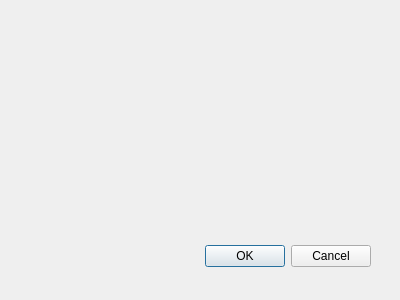
Qt form asdialog.ui (mikewomaster/lora) before a commit.
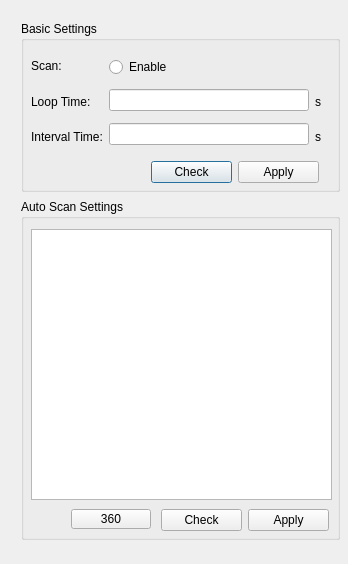
The same form after that commit.

What changed in the file:
```diff
--- a/asdialog.ui
+++ b/asdialog.ui
@@ -8,28 +8,213 @@
    <rect>
     <x>0</x>
     <y>0</y>
-    <width>400</width>
-    <height>300</height>
+    <width>348</width>
+    <height>564</height>
    </rect>
   </property>
   <property name="windowTitle">
    <string>Dialog</string>
   </property>
-  <widget class="QDialogButtonBox" name="buttonBox">
+  <widget class="QGroupBox" name="groupBox">
    <property name="geometry">
     <rect>
-     <x>30</x>
-     <y>240</y>
-     <width>341</width>
-     <height>32</height>
+     <x>21</x>
+     <y>21</y>
+     <width>319</width>
+     <height>171</height>
     </rect>
    </property>
-   <property name="orientation">
-    <enum>Qt::Horizontal</enum>
+   <property name="sizePolicy">
+    <sizepolicy hsizetype="Preferred" vsizetype="Preferred">
+     <horstretch>0</horstretch>
+     <verstretch>0</verstretch>
+    </sizepolicy>
    </property>
-   <property name="standardButtons">
-    <set>QDialogButtonBox::Cancel|QDialogButtonBox::Ok</set>
+   <property name="minimumSize">
+    <size>
+     <width>319</width>
+     <height>171</height>
+    </size>
    </property>
+   <property name="maximumSize">
+    <size>
+     <width>319</width>
+     <height>171</height>
+    </size>
+   </property>
+   <property name="title">
+    <string>Basic Settings</string>
+   </property>
+   <widget class="QWidget" name="layoutWidget">
+    <property name="geometry">
+     <rect>
+      <x>10</x>
+      <y>30</y>
+      <width>291</width>
+      <height>101</height>
+     </rect>
+    </property>
+    <layout class="QHBoxLayout" name="horizontalLayout">
+     <item>
+      <layout class="QVBoxLayout" name="verticalLayout_3">
+       <item>
+        <widget class="QLabel" name="label">
+         <property name="text">
+          <string>Scan:</string>
+         </property>
+        </widget>
+       </item>
+       <item>
+        <widget class="QLabel" name="label_2">
+         <property name="text">
+          <string>Loop Time:</string>
+         </property>
+        </widget>
+       </item>
+       <item>
+        <widget class="QLabel" name="label_3">
+         <property name="text">
+          <string>Interval Time:</string>
+         </property>
+        </widget>
+       </item>
+      </layout>
+     </item>
+     <item>
+      <layout class="QVBoxLayout" name="verticalLayout">
+       <item>
+        <widget class="QRadioButton" name="mapEnableRadioButton">
+         <property name="text">
+          <string>Enable</string>
+         </property>
+        </widget>
+       </item>
+       <item>
+        <widget class="QLineEdit" name="mapLoopLineEdit"/>
+       </item>
+       <item>
+        <widget class="QLineEdit" name="mapIntervalLineEdit"/>
+       </item>
+      </layout>
+     </item>
+     <item>
+      <layout class="QVBoxLayout" name="verticalLayout_2">
+       <item>
+        <widget class="QLabel" name="label_4">
+         <property name="text">
+          <string/>
+         </property>
+        </widget>
+       </item>
+       <item>
+        <widget class="QLabel" name="label_5">
+         <property name="text">
+          <string>s</string>
+         </property>
+        </widget>
+       </item>
+       <item>
+        <widget class="QLabel" name="label_6">
+         <property name="text">
+          <string>s</string>
+         </property>
+        </widget>
+       </item>
+      </layout>
+     </item>
+    </layout>
+   </widget>
+   <widget class="QWidget" name="layoutWidget">
+    <property name="geometry">
+     <rect>
+      <x>130</x>
+      <y>140</y>
+      <width>168</width>
+      <height>22</height>
+     </rect>
+    </property>
+    <layout class="QHBoxLayout" name="horizontalLayout_2">
+     <item>
+      <widget class="QPushButton" name="checkMapPushButton">
+       <property name="text">
+        <string>Check</string>
+       </property>
+      </widget>
+     </item>
+     <item>
+      <widget class="QPushButton" name="applyMapPushButton">
+       <property name="whatsThis">
+        <string notr="true"/>
+       </property>
+       <property name="text">
+        <string>Apply</string>
+       </property>
+      </widget>
+     </item>
+    </layout>
+   </widget>
+  </widget>
+  <widget class="QGroupBox" name="groupBox_2">
+   <property name="geometry">
+    <rect>
+     <x>21</x>
+     <y>199</y>
+     <width>319</width>
+     <height>341</height>
+    </rect>
+   </property>
+   <property name="title">
+    <string>Auto Scan Settings</string>
+   </property>
+   <widget class="QTableView" name="mapTableView">
+    <property name="geometry">
+     <rect>
+      <x>10</x>
+      <y>30</y>
+      <width>301</width>
+      <height>271</height>
+     </rect>
+    </property>
+   </widget>
+   <widget class="QWidget" name="layoutWidget">
+    <property name="geometry">
+     <rect>
+      <x>140</x>
+      <y>310</y>
+      <width>168</width>
+      <height>22</height>
+     </rect>
+    </property>
+    <layout class="QHBoxLayout" name="horizontalLayout_3">
+     <item>
+      <widget class="QPushButton" name="asCheckPushButton">
+       <property name="text">
+        <string>Check</string>
+       </property>
+      </widget>
+     </item>
+     <item>
+      <widget class="QPushButton" name="appPushButton">
+       <property name="text">
+        <string>Apply</string>
+       </property>
+      </widget>
+     </item>
+    </layout>
+   </widget>
+   <widget class="QPushButton" name="pushButton">
+    <property name="geometry">
+     <rect>
+      <x>50</x>
+      <y>310</y>
+      <width>80</width>
+      <height>20</height>
+     </rect>
+    </property>
+    <property name="text">
+     <string>360</string>
+    </property>
+   </widget>
   </widget>
  </widget>
  <pixmapfunction/>
```
Left out of the diff: 44 changed lines with no effect on the pictures.
